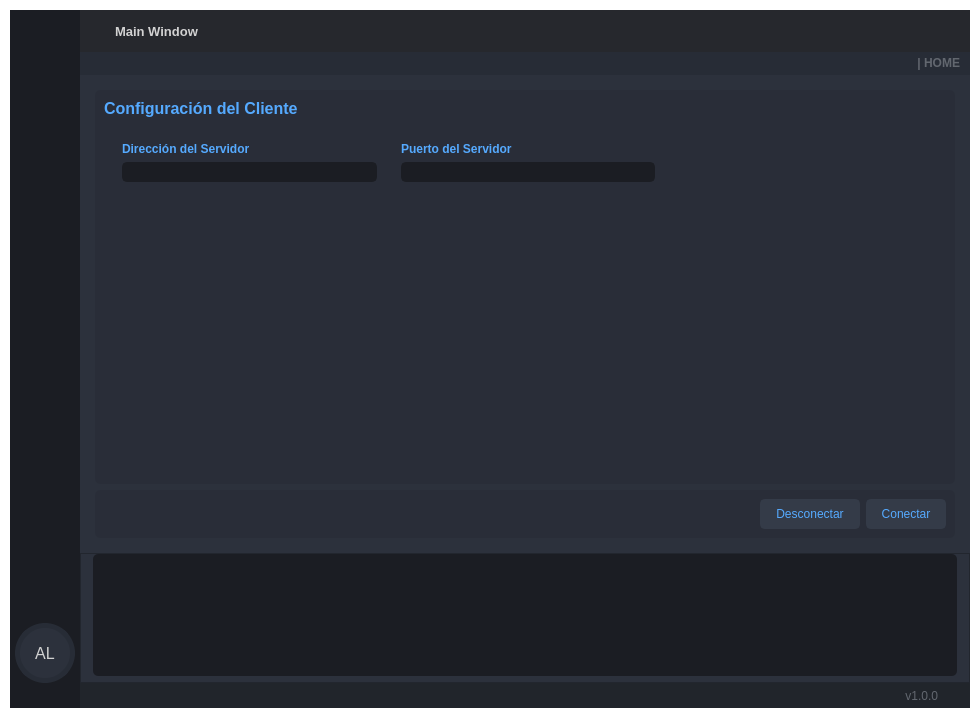
This is visuals/GUI_BASE.ui in dariolggomez/HEATS-BOARD as Qt 5 draws it before an edit. The edited form follows.
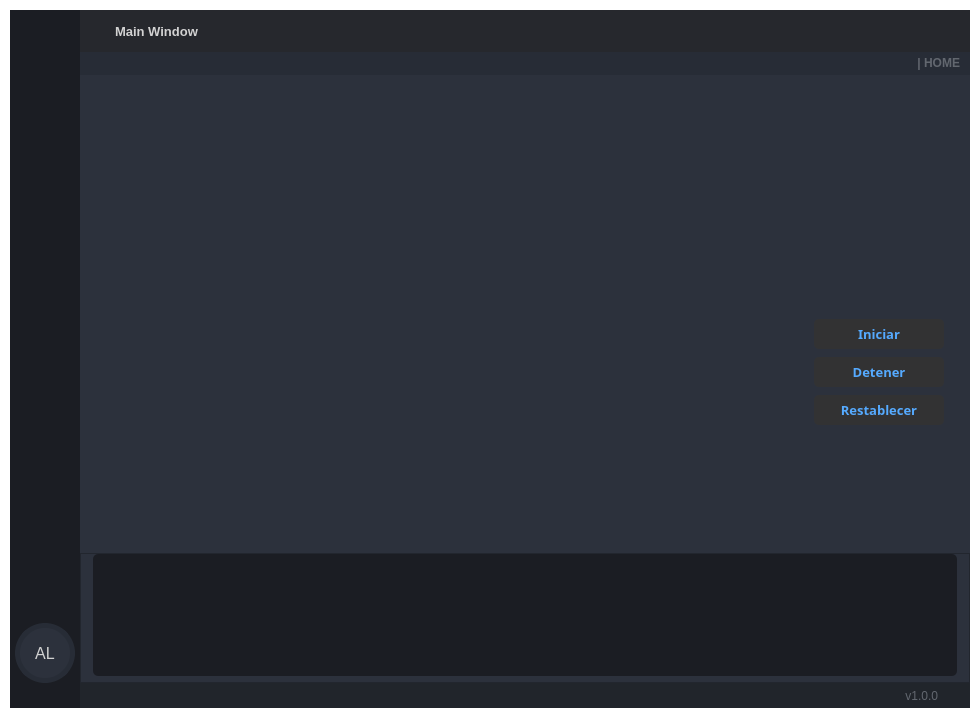
This is the edited form. Icons and pictures are not drawn.

Commit message: created rt graphics page

```diff
--- a/visuals/GUI_BASE.ui
+++ b/visuals/GUI_BASE.ui
@@ -1632,7 +1632,7 @@
 color: rgb(85, 170, 255);</string>
                   </property>
                   <property name="currentIndex">
-                   <number>3</number>
+                   <number>4</number>
                   </property>
                   <widget class="QWidget" name="page_home">
                    <layout class="QVBoxLayout" name="verticalLayout_10">
@@ -2853,6 +2853,301 @@
                     </item>
                    </layout>
                   </widget>
+                  <widget class="QWidget" name="page_rt_graphics">
+                   <layout class="QVBoxLayout" name="verticalLayout_15">
+                    <property name="spacing">
+                     <number>0</number>
+                    </property>
+                    <property name="leftMargin">
+                     <number>0</number>
+                    </property>
+                    <property name="topMargin">
+                     <number>0</number>
+                    </property>
+                    <property name="rightMargin">
+                     <number>0</number>
+                    </property>
+                    <property name="bottomMargin">
+                     <number>0</number>
+                    </property>
+                    <item>
+                     <widget class="QFrame" name="rt_graphics_content">
+                      <property name="frameShape">
+                       <enum>QFrame::StyledPanel</enum>
+                      </property>
+                      <property name="frameShadow">
+                       <enum>QFrame::Raised</enum>
+                      </property>
+                      <layout class="QVBoxLayout" name="verticalLayout_28">
+                       <item>
+                        <widget class="QFrame" name="upsideGraphics">
+                         <property name="frameShape">
+                          <enum>QFrame::StyledPanel</enum>
+                         </property>
+                         <property name="frameShadow">
+                          <enum>QFrame::Raised</enum>
+                         </property>
+                         <layout class="QHBoxLayout" name="horizontalLayout_18">
+                          <property name="leftMargin">
+                           <number>0</number>
+                          </property>
+                          <property name="topMargin">
+                           <number>0</number>
+                          </property>
+                          <property name="rightMargin">
+                           <number>0</number>
+                          </property>
+                          <property name="bottomMargin">
+                           <number>0</number>
+                          </property>
+                          <item>
+                           <widget class="QFrame" name="frame_waveform">
+                            <property name="frameShape">
+                             <enum>QFrame::StyledPanel</enum>
+                            </property>
+                            <property name="frameShadow">
+                             <enum>QFrame::Raised</enum>
+                            </property>
+                            <layout class="QVBoxLayout" name="verticalLayout_31">
+                             <property name="leftMargin">
+                              <number>0</number>
+                             </property>
+                             <property name="topMargin">
+                              <number>0</number>
+                             </property>
+                             <property name="rightMargin">
+                              <number>0</number>
+                             </property>
+                             <property name="bottomMargin">
+                              <number>0</number>
+                             </property>
+                             <item>
+                              <layout class="QVBoxLayout" name="waveform_layout"/>
+                             </item>
+                            </layout>
+                           </widget>
+                          </item>
+                          <item>
+                           <widget class="QFrame" name="frame_fft_transform">
+                            <property name="frameShape">
+                             <enum>QFrame::StyledPanel</enum>
+                            </property>
+                            <property name="frameShadow">
+                             <enum>QFrame::Raised</enum>
+                            </property>
+                            <layout class="QVBoxLayout" name="verticalLayout_34">
+                             <property name="leftMargin">
+                              <number>0</number>
+                             </property>
+                             <property name="topMargin">
+                              <number>0</number>
+                             </property>
+                             <property name="rightMargin">
+                              <number>0</number>
+                             </property>
+                             <property name="bottomMargin">
+                              <number>0</number>
+                             </property>
+                             <item>
+                              <layout class="QVBoxLayout" name="fft_transform_layout"/>
+                             </item>
+                            </layout>
+                           </widget>
+                          </item>
+                         </layout>
+                        </widget>
+                       </item>
+                       <item>
+                        <widget class="QFrame" name="downsideGraphics">
+                         <property name="frameShape">
+                          <enum>QFrame::StyledPanel</enum>
+                         </property>
+                         <property name="frameShadow">
+                          <enum>QFrame::Raised</enum>
+                         </property>
+                         <layout class="QHBoxLayout" name="horizontalLayout_19">
+                          <property name="leftMargin">
+                           <number>0</number>
+                          </property>
+                          <property name="topMargin">
+                           <number>0</number>
+                          </property>
+                          <property name="rightMargin">
+                           <number>0</number>
+                          </property>
+                          <property name="bottomMargin">
+                           <number>0</number>
+                          </property>
+                          <item>
+                           <widget class="QFrame" name="spectrogram_frame">
+                            <property name="frameShape">
+                             <enum>QFrame::StyledPanel</enum>
+                            </property>
+                            <property name="frameShadow">
+                             <enum>QFrame::Raised</enum>
+                            </property>
+                            <layout class="QVBoxLayout" name="verticalLayout_35">
+                             <property name="leftMargin">
+                              <number>0</number>
+                             </property>
+                             <property name="topMargin">
+                              <number>0</number>
+                             </property>
+                             <property name="rightMargin">
+                              <number>0</number>
+                             </property>
+                             <property name="bottomMargin">
+                              <number>0</number>
+                             </property>
+                             <item>
+                              <layout class="QVBoxLayout" name="spectrogram_layout"/>
+                             </item>
+                            </layout>
+                           </widget>
+                          </item>
+                          <item>
+                           <widget class="QFrame" name="frame_interactions_btns">
+                            <property name="maximumSize">
+                             <size>
+                              <width>150</width>
+                              <height>16777215</height>
+                             </size>
+                            </property>
+                            <property name="frameShape">
+                             <enum>QFrame::StyledPanel</enum>
+                            </property>
+                            <property name="frameShadow">
+                             <enum>QFrame::Raised</enum>
+                            </property>
+                            <layout class="QVBoxLayout" name="verticalLayout_29">
+                             <property name="spacing">
+                              <number>8</number>
+                             </property>
+                             <property name="topMargin">
+                              <number>0</number>
+                             </property>
+                             <property name="bottomMargin">
+                              <number>110</number>
+                             </property>
+                             <item>
+                              <widget class="QPushButton" name="start_btn">
+                               <property name="minimumSize">
+                                <size>
+                                 <width>65</width>
+                                 <height>30</height>
+                                </size>
+                               </property>
+                               <property name="font">
+                                <font>
+                                 <family>Segoe UI Semibold</family>
+                                 <pointsize>10</pointsize>
+                                 <weight>75</weight>
+                                 <bold>true</bold>
+                                </font>
+                               </property>
+                               <property name="styleSheet">
+                                <string notr="true">QPushButton {
+	border: 2px solid rgb(50, 50, 51);
+	border-radius: 5px;	
+	background-color: rgb(50, 50, 51);
+}
+QPushButton:hover {
+	background-color: rgb(56, 56, 57);
+	border: 2px solid rgb(56, 56, 57);
+}
+QPushButton:pressed {	
+	background-color: rgb(56, 56, 57);
+	border: 1px solid rgb(0, 122, 204);
+}</string>
+                               </property>
+                               <property name="text">
+                                <string>Iniciar</string>
+                               </property>
+                              </widget>
+                             </item>
+                             <item>
+                              <widget class="QPushButton" name="stop_btn">
+                               <property name="minimumSize">
+                                <size>
+                                 <width>65</width>
+                                 <height>30</height>
+                                </size>
+                               </property>
+                               <property name="font">
+                                <font>
+                                 <family>Segoe UI Semibold</family>
+                                 <pointsize>10</pointsize>
+                                 <weight>75</weight>
+                                 <bold>true</bold>
+                                </font>
+                               </property>
+                               <property name="styleSheet">
+                                <string notr="true">QPushButton {
+	border: 2px solid rgb(50, 50, 51);
+	border-radius: 5px;	
+	background-color: rgb(50, 50, 51);
+}
+QPushButton:hover {
+	background-color: rgb(56, 56, 57);
+	border: 2px solid rgb(56, 56, 57);
+}
+QPushButton:pressed {	
+	background-color: rgb(56, 56, 57);
+	border: 1px solid rgb(0, 122, 204);
+}</string>
+                               </property>
+                               <property name="text">
+                                <string>Detener</string>
+                               </property>
+                              </widget>
+                             </item>
+                             <item>
+                              <widget class="QPushButton" name="reset_btn">
+                               <property name="minimumSize">
+                                <size>
+                                 <width>65</width>
+                                 <height>30</height>
+                                </size>
+                               </property>
+                               <property name="font">
+                                <font>
+                                 <family>Segoe UI Semibold</family>
+                                 <pointsize>10</pointsize>
+                                 <weight>75</weight>
+                                 <bold>true</bold>
+                                </font>
+                               </property>
+                               <property name="styleSheet">
+                                <string notr="true">QPushButton {
+	border: 2px solid rgb(50, 50, 51);
+	border-radius: 5px;	
+	background-color: rgb(50, 50, 51);
+}
+QPushButton:hover {
+	background-color: rgb(56, 56, 57);
+	border: 2px solid rgb(56, 56, 57);
+}
+QPushButton:pressed {	
+	background-color: rgb(56, 56, 57);
+	border: 1px solid rgb(0, 122, 204);
+}</string>
+                               </property>
+                               <property name="text">
+                                <string>Restablecer</string>
+                               </property>
+                              </widget>
+                             </item>
+                            </layout>
+                           </widget>
+                          </item>
+                         </layout>
+                        </widget>
+                       </item>
+                      </layout>
+                     </widget>
+                    </item>
+                   </layout>
+                  </widget>
                  </widget>
                 </item>
                </layout>
```
The commit also changes 2 other files.
